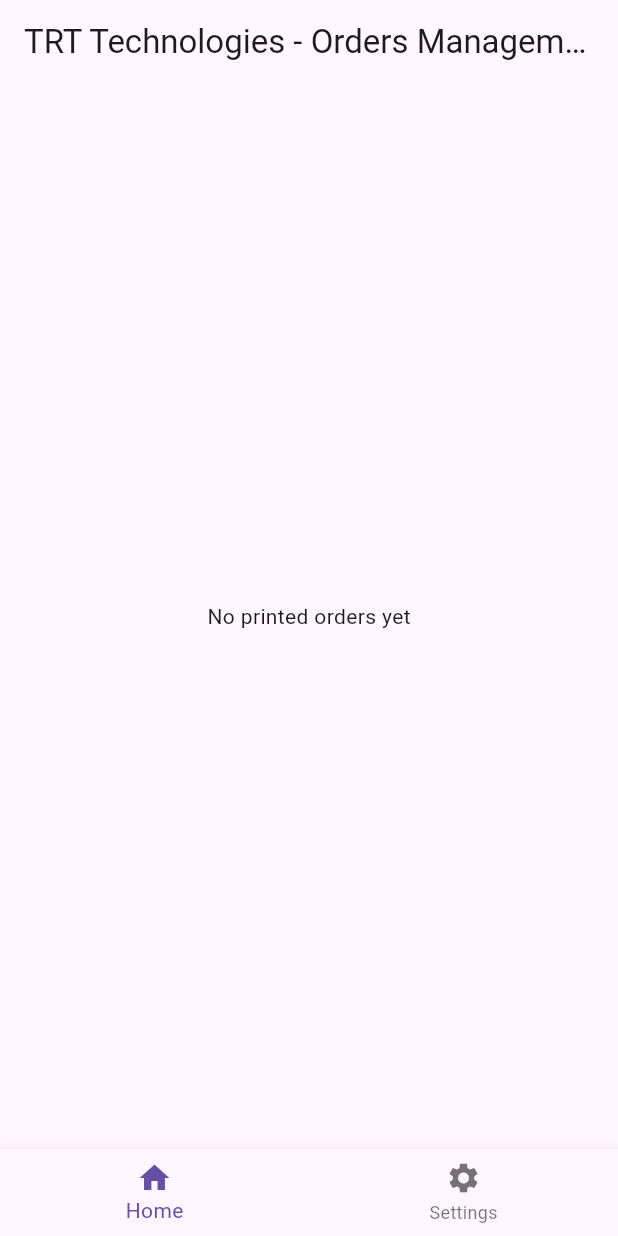
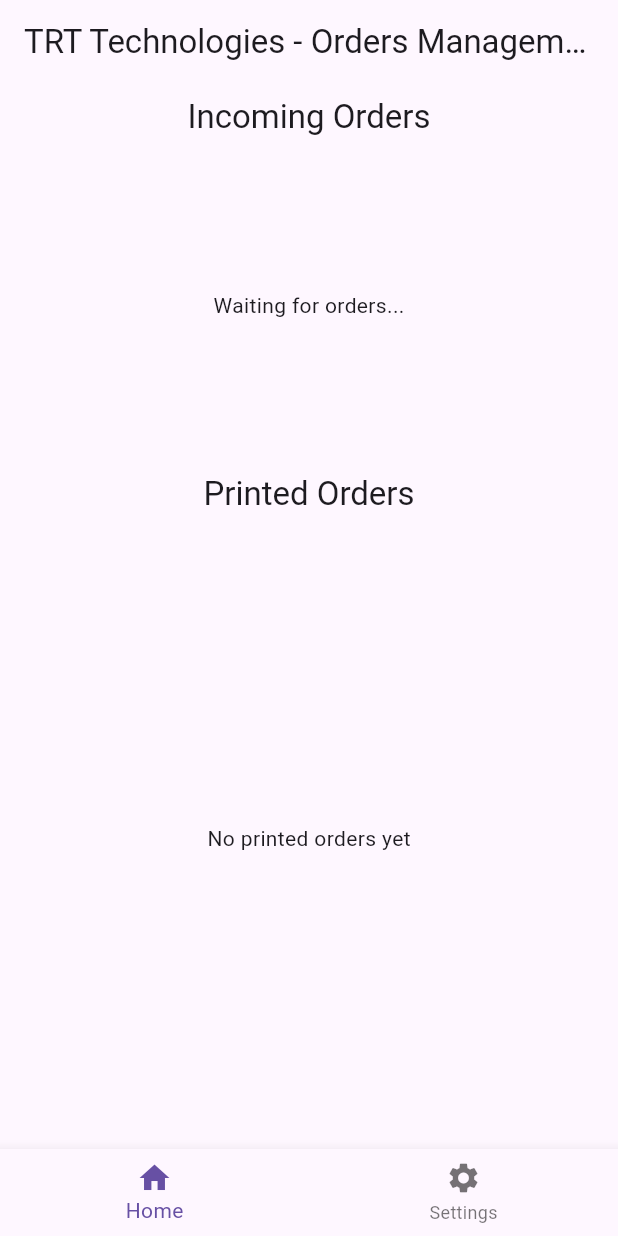
Before and after one commit to usaskMTI/simplified_flutter_pos_print, a Flutter app: the screen it shows after launch, on a phone screen of 412 x 824 dp. Run offline on Flutter 3.47's test engine with Material 3 defaults, Android fonts, the phone set to English and light mode, and no system bars; missing offline and left inert: flutter_esc_pos_utils, window_size; network calls fail.

Commit message:
Added two list 1 stream and 1 list to handle incoming order and show printed order respectively.

```diff
--- a/lib/pages/HomePage.dart
+++ b/lib/pages/HomePage.dart
@@ -1,5 +1,6 @@
 import 'dart:async';
 import 'dart:convert';
+import 'dart:io';
 import 'package:flutter/material.dart';
 import 'package:esc_printer_test/abstract_class/PrinterServiceAbstract.dart';
 import 'package:esc_printer_test/services/WebSocketService.dart';
@@ -15,8 +16,9 @@ class HomePage extends StatefulWidget {
 }
 
 class _HomePageState extends State<HomePage> {
-  final StreamController<Order> _orderStreamController =
-      StreamController.broadcast();
+  final StreamController<List<Order>> _orderStreamController =
+      StreamController<List<Order>>.broadcast();
+  List<Order> _currentOrders = [];
   final List<Order> _printedOrders = [];
 
   @override
@@ -26,19 +28,29 @@ class _HomePageState extends State<HomePage> {
       'wss://middleware.trttechnologies.ca/',
       onData: (data) {
         final Order newOrder = Order.fromJson(json.decode(data));
-        _orderStreamController.add(newOrder);
+        _currentOrders
+            .add(newOrder); // Add the new order to the list of current orders
+        _orderStreamController.add(List.from(
+            _currentOrders)); // Update the stream with a copy of the current orders list
+
+        // Delay printing for testing
+        Future.delayed(Duration(seconds: 5), () {
+          _printAndArchiveOrder(newOrder);
+        });
       },
     );
-
-    _orderStreamController.stream.listen((Order order) {
-      _printAndArchiveOrder(order);
-    });
   }
 
   void _printAndArchiveOrder(Order order) async {
-    await widget.printerService.printReceiptJson(order.fulljson);
+    await widget.printerService
+        .printReceiptJson(order.fulljson); // Simulate printing
+
     setState(() {
-      _printedOrders.add(order);
+      _currentOrders
+          .remove(order); // Remove the order from current (unprinted) orders
+      _printedOrders.add(order); // Add to printed orders list
+      _orderStreamController.add(
+          _currentOrders); // Update the stream to reflect the removed order
     });
   }
 
@@ -54,7 +66,58 @@ class _HomePageState extends State<HomePage> {
       appBar: AppBar(
         title: Text('TRT Technologies - Orders Management'),
       ),
-      body: _printedOrders.isEmpty
+      body: Column(
+        crossAxisAlignment: CrossAxisAlignment.start,
+        children: [
+          Padding(
+            padding: const EdgeInsets.all(8.0),
+            child: Center(
+              child: Text(
+                'Incoming Orders',
+                style: Theme.of(context).textTheme.headline6,
+                textAlign: TextAlign.center,
+              ),
+            ),
+          ),
+          Expanded(
+            flex: 1,
+            child: StreamBuilder<List<Order>>(
+              stream: _orderStreamController.stream,
+              builder: (context, snapshot) {
+                if (snapshot.hasData) {
+                  List<Order> orders = snapshot.data!;
+                  return ListView.builder(
+                    itemCount: orders.length,
+                    itemBuilder: (context, index) {
+                      final order = orders[index];
+                      return Card(
+                        child: ListTile(
+                          title: Text('Incoming Order ID: ${order.id}'),
+                          subtitle: Text(
+                              'Status: ${order.status} - Total: ${order.total}'),
+                        ),
+                      );
+                    },
+                  );
+                } else {
+                  return Center(child: Text('Waiting for orders...'));
+                }
+              },
+            ),
+          ),
+          Padding(
+            padding: const EdgeInsets.all(8.0),
+            child: Center(
+              child: Text(
+                'Printed Orders',
+                style: Theme.of(context).textTheme.headline6,
+                textAlign: TextAlign.center,
+              ),
+            ),
+          ),
+          Expanded(
+            flex: 2, // Adjust flex to change the space distribution
+            child: _printedOrders.isEmpty
                 ? Center(child: Text('No printed orders yet'))
                 : ListView.builder(
                     itemCount: _printedOrders.length,
@@ -63,12 +126,15 @@ class _HomePageState extends State<HomePage> {
                       return Card(
                         child: ListTile(
                           title: Text('Printed Order ID: ${order.id}'),
-                    subtitle:
-                        Text('Status: ${order.status} - Total: ${order.total}'),
+                          subtitle: Text(
+                              'Status: ${order.status} - Total: ${order.total}'),
                         ),
                       );
                     },
                   ),
+          ),
+        ],
+      ),
     );
   }
 }
```
Lines whose indentation alone changed are shown as unchanged.
